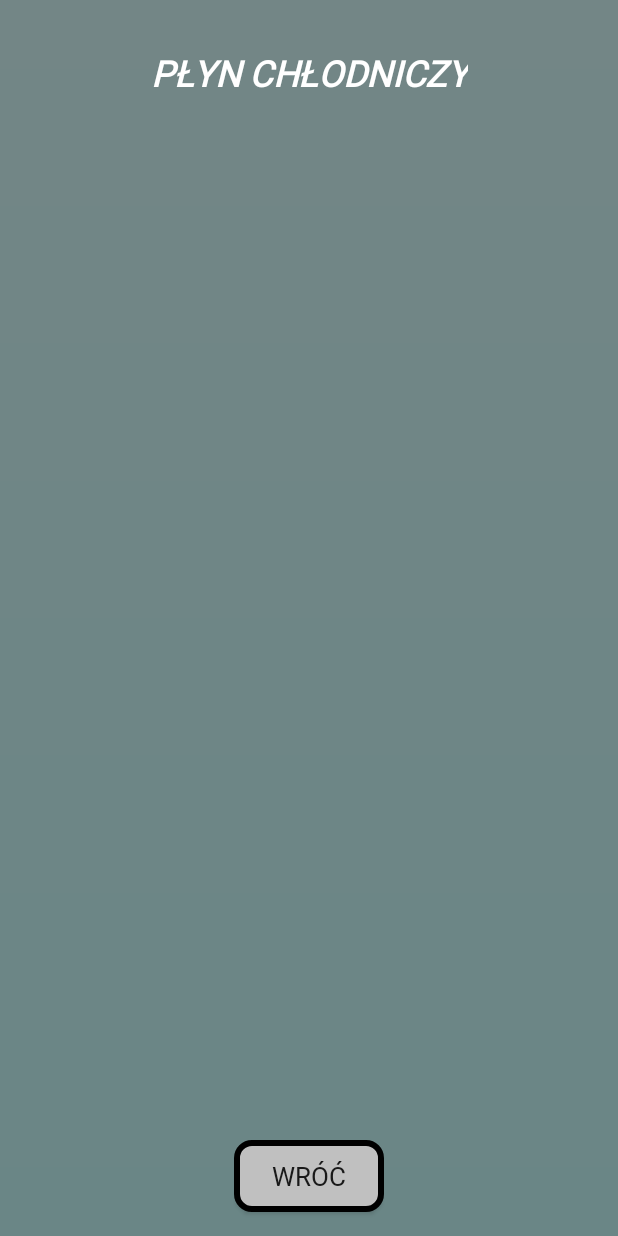
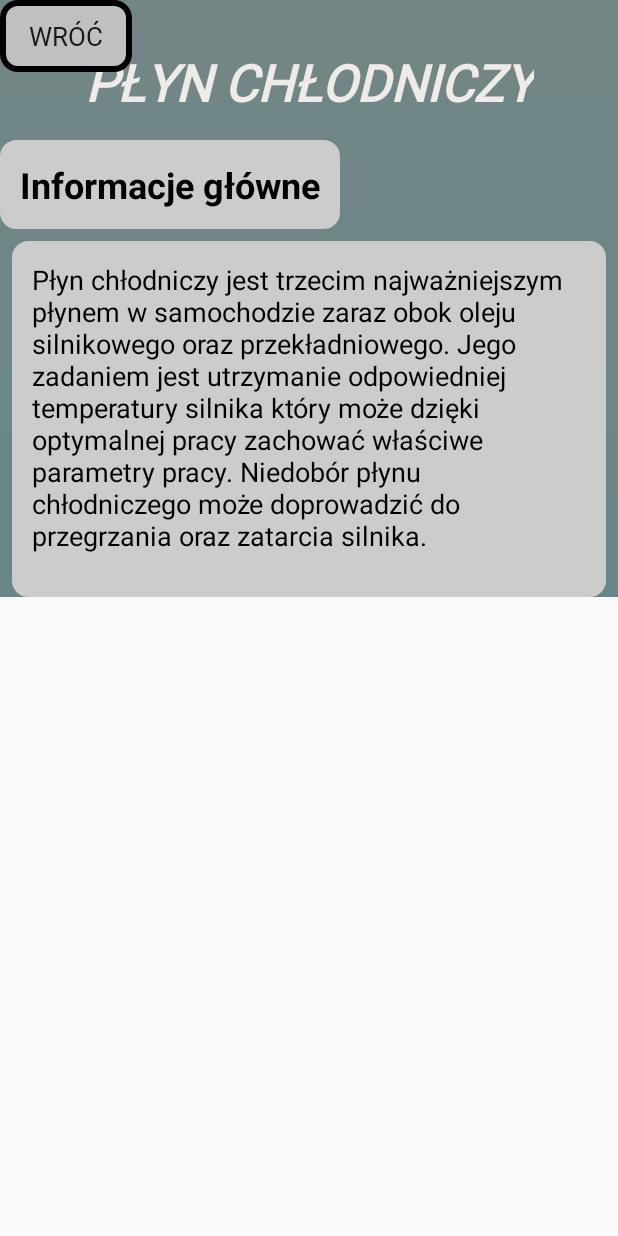
Before and after one commit to WiktorP99/RemedyApp, an Android app: the CoolingFluidActivity screen opened directly, with no data from a screen before it, on a phone screen of 412 x 824 dp. Run offline under Robolectric (Android 15) with nearby library versions, the light colour scheme and no system bars; Roboto replaces fonts that are not available here.

Commit message:
Adding cooling fluid details

```diff
--- /dev/null
+++ b/app/src/main/res/drawable/text_view_style.xml
@@ -0,0 +1,14 @@
+<?xml version="1.0" encoding="utf-8"?>
+<shape
+    xmlns:android="http://schemas.android.com/apk/res/android"
+    android:shape="rectangle">
+
+    <corners android:radius="10dp" />
+
+    <!-- This is the border color -->
+    <stroke android:width="2dp" android:color="#ccc" />
+
+    <!--- This is the background color -->
+    <solid android:color="#ccc" />
+
+</shape>
--- a/app/src/main/res/layout/activity_cooling_fluid.xml
+++ b/app/src/main/res/layout/activity_cooling_fluid.xml
@@ -1,27 +1,34 @@
 <?xml version="1.0" encoding="utf-8"?>
-<androidx.constraintlayout.widget.ConstraintLayout xmlns:android="http://schemas.android.com/apk/res/android"
+<ScrollView xmlns:android="http://schemas.android.com/apk/res/android"
     xmlns:app="http://schemas.android.com/apk/res-auto"
     xmlns:tools="http://schemas.android.com/tools"
     android:layout_width="match_parent"
-    android:layout_height="match_parent"
+    android:layout_height="wrap_content"
+
     android:background="@drawable/background_gradient"
+    android:fillViewport="true"
+    app:layout_constraintEnd_toEndOf="parent"
+    app:layout_constraintStart_toStartOf="parent"
+    app:layout_constraintTop_toBottomOf="@+id/cooling_fluid_textView">
+
+    <androidx.constraintlayout.widget.ConstraintLayout
+        android:layout_width="match_parent"
+        android:layout_height="wrap_content"
         tools:context=".RegisterActivity">
 
         <Button
             android:id="@+id/cooling_fluid_backButton"
-        android:layout_width="100dp"
+            android:layout_width="wrap_content"
             android:layout_height="48dp"
-        android:layout_marginBottom="16dp"
             android:background="@drawable/button_background"
             android:fontFamily="@font/mitr_medium"
             android:gravity="center_vertical"
             android:text="@string/back_button"
             android:textAlignment="center"
             android:textSize="17sp"
-        app:layout_constraintBottom_toBottomOf="parent"
-        app:layout_constraintEnd_toEndOf="parent"
-        app:layout_constraintStart_toStartOf="parent"
-        tools:ignore="RtlCompat" />
+            tools:ignore="RtlCompat"
+            tools:layout_editor_absoluteX="161dp"
+            tools:layout_editor_absoluteY="503dp" />
 
         <TextView
             android:id="@+id/cooling_fluid_textView"
@@ -31,10 +38,44 @@
             android:fontFamily="@font/mitr_medium"
             android:text="@string/Cooling_fluid_btn"
             android:textAlignment="center"
-        android:textColor="#FFFFFF"
-        android:textSize="24sp"
+            android:textColor="#EFEBE9"
+            android:textSize="34sp"
             android:textStyle="bold|italic"
             app:layout_constraintEnd_toEndOf="parent"
             app:layout_constraintStart_toStartOf="parent"
             app:layout_constraintTop_toTopOf="parent" />
+
+        <TextView
+            android:id="@+id/textView2"
+            android:layout_width="0dp"
+            android:layout_height="237dp"
+            android:layout_marginStart="8dp"
+            android:layout_marginTop="8dp"
+            android:layout_marginEnd="8dp"
+            android:background="@drawable/text_view_style"
+            android:padding="20px"
+            android:text="@string/cooling_fluid_credentials"
+            android:textAlignment="viewStart"
+            android:textColor="#000"
+            android:textSize="18sp"
+            app:layout_constraintEnd_toEndOf="parent"
+            app:layout_constraintHorizontal_bias="0.0"
+            app:layout_constraintStart_toStartOf="parent"
+            app:layout_constraintTop_toBottomOf="@+id/textView3" />
+
+        <TextView
+            android:id="@+id/textView3"
+            android:layout_width="wrap_content"
+            android:layout_height="wrap_content"
+            android:layout_marginTop="16dp"
+            android:background="@drawable/text_view_style"
+            android:padding="20px"
+            android:text="Informacje główne"
+            android:textColor="#000000"
+            android:textSize="24sp"
+            android:textStyle="bold"
+            app:layout_constraintTop_toBottomOf="@+id/cooling_fluid_textView"
+            tools:layout_editor_absoluteX="97dp" />
+
     </androidx.constraintlayout.widget.ConstraintLayout>
+</ScrollView>
--- a/app/src/main/res/values/strings.xml
+++ b/app/src/main/res/values/strings.xml
@@ -39,4 +39,7 @@
     <string name="googleAuth">Zaloguj się przez google</string>
     <string name="choose_mark">Wybierz markę: </string>
     <string name="choose_model">Wybierz model: </string>
+    <string name="cooling_fluid_credentials">Płyn chłodniczy jest trzecim najważniejszym płynem w samochodzie zaraz obok oleju silnikowego oraz przekładniowego. Jego zadaniem jest
+    utrzymanie odpowiedniej temperatury silnika który może dzięki optymalnej pracy zachować właściwe parametry pracy. Niedobór płynu chłodniczego może doprowadzić do przegrzania
+        oraz zatarcia silnika. </string>
 </resources>
```
Also changed, not shown: app/src/main/res/layout/activity_car_scan.xml (+12 -26 lines), app/src/main/res/layout/activity_main.xml (+3 -4 lines). Lines whose indentation alone changed are shown as unchanged.
